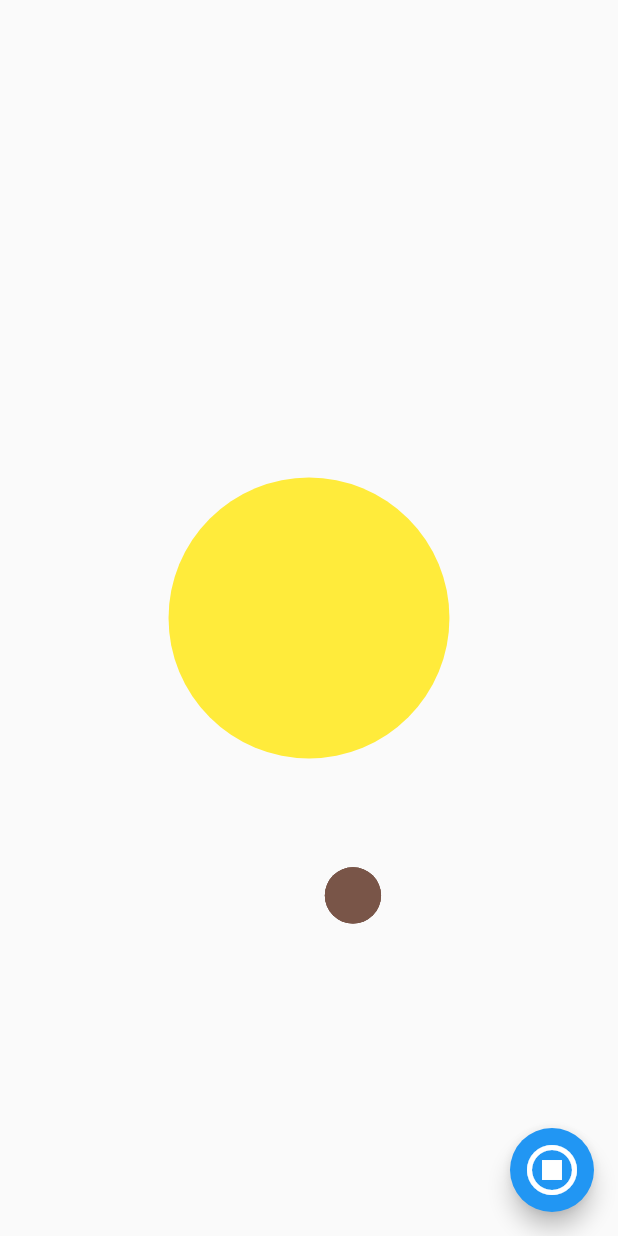
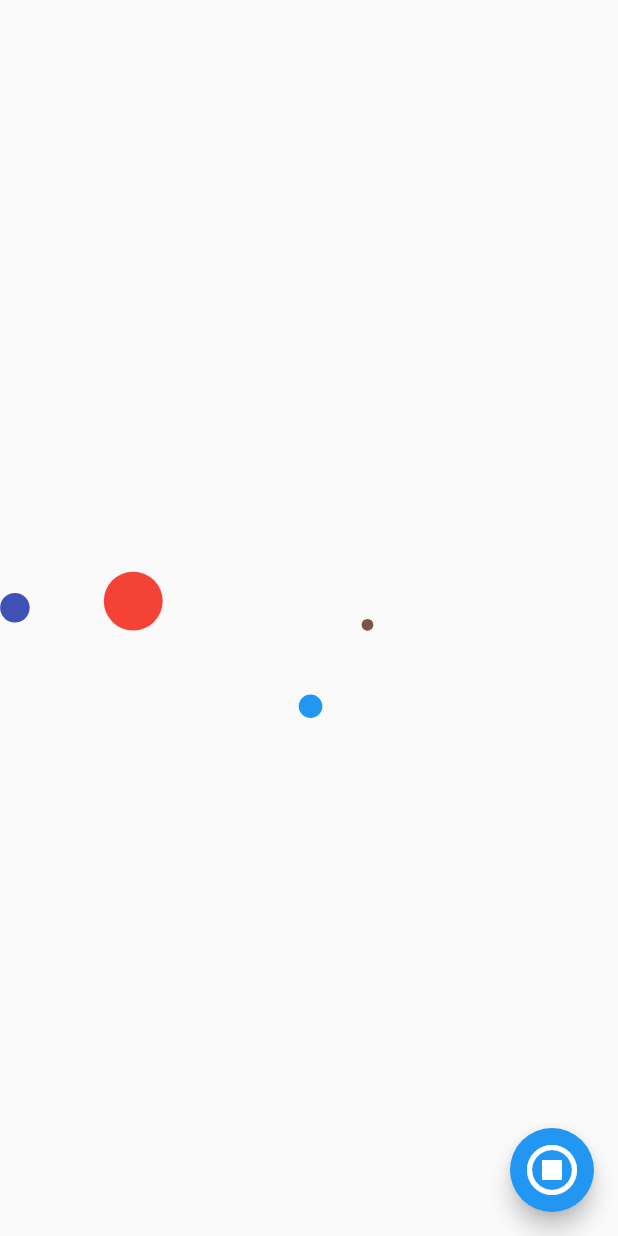
Before and after one commit to RuslanOrolbaev/solar_system, a Flutter app: the screen it shows after launch, after a tap on the "play circle filled" icon, on a phone screen of 412 x 824 dp. Run offline on Flutter 3.47's test engine with Material 2 defaults, Android fonts, the phone set to English and light mode, and no system bars.

```diff
--- a/lib/configuration.dart
+++ b/lib/configuration.dart
@@ -1,2 +1,3 @@
-const int fps = 60;
-const double frameRate = 1 / fps;
+const int fps = 20;
+const int microsecondsInSecond = 1000000;
+const int frameRenewalTimeInMicroseconds = microsecondsInSecond ~/ fps;
--- a/lib/view/home_screen.dart
+++ b/lib/view/home_screen.dart
@@ -19,9 +19,9 @@ class _HomeScreenState extends State<HomeScreen> {
   Planet mercury = Planet(
       radius: 10,
       color: Colors.brown,
-      speed: 5,
+      speed: 6,
       distanceFromCenter: 100,
-      angleInDegrees: 80.0);
+      angleInDegrees: 0);
 
   Planet jupiter = Planet(
       radius: 50,
@@ -33,7 +33,7 @@ class _HomeScreenState extends State<HomeScreen> {
   Planet earth = Planet(
       radius: 20,
       color: Colors.blue,
-      speed: 4,
+      speed: 40,
       distanceFromCenter: 150,
       angleInDegrees: 45);
 
@@ -49,9 +49,9 @@ class _HomeScreenState extends State<HomeScreen> {
   @override
   void initState() {
     planets.add(mercury);
-    // planets.add(earth);
-    // planets.add(jupiter);
-    // planets.add(uran);
+    planets.add(earth);
+    planets.add(jupiter);
+    planets.add(uran);
     super.initState();
   }
 
@@ -61,10 +61,12 @@ class _HomeScreenState extends State<HomeScreen> {
     _screenSize = MediaQuery.of(context).size;
 
     return Scaffold(
-      body: SolarBuilder(
-          planets: planets,
-          screenSize: _screenSize,
-          animationRunning: _isAnimationRunning),
+      body: SafeArea(
+        child: SolarBuilder(
+            planets: planets,
+            screenSize: _screenSize,
+            animationRunning: _isAnimationRunning),
+      ),
       floatingActionButton: FloatingActionButton(
           child: Icon(
               _isAnimationRunning
--- a/lib/view_model/paint_space_object.dart
+++ /dev/null
@@ -1,27 +0,0 @@
-import 'package:flutter/material.dart';
-import 'package:solar_system/model/space_object.dart';
-
-class PaintSpaceObject extends CustomPainter {
-  PaintSpaceObject(
-      {required this.spaceObject,
-      required this.screenCenter,
-      required this.scaleModifier});
-  final SpaceObject spaceObject;
-  final Offset screenCenter;
-  final double scaleModifier;
-  @override
-  void paint(Canvas canvas, Size size) {
-    var paint = Paint();
-    paint.color = spaceObject.color;
-    canvas.drawCircle(
-        Offset(spaceObject.coordinates.x * scaleModifier + screenCenter.dx,
-            spaceObject.coordinates.y * scaleModifier + screenCenter.dy),
-        spaceObject.radius * scaleModifier,
-        paint);
-  }
-
-  @override
-  bool shouldRepaint(covariant CustomPainter oldDelegate) {
-    return false;
-  }
-}
--- /dev/null
+++ b/lib/view_model/paint_space_objects.dart
@@ -0,0 +1,29 @@
+import 'package:flutter/material.dart';
+import 'package:solar_system/model/space_object.dart';
+
+class PaintSpaceObjects extends CustomPainter {
+  PaintSpaceObjects(
+      {required this.spaceObjects,
+      required this.screenCenter,
+      required this.scaleModifier});
+  final List<SpaceObject> spaceObjects;
+  final Offset screenCenter;
+  final double scaleModifier;
+  var paintUI = Paint();
+  @override
+  void paint(Canvas canvas, Size size) {
+    for (SpaceObject spaceObject in spaceObjects) {
+      paintUI.color = spaceObject.color;
+      canvas.drawCircle(
+          Offset(spaceObject.coordinates.x * scaleModifier + screenCenter.dx,
+              spaceObject.coordinates.y * scaleModifier + screenCenter.dy),
+          spaceObject.radius * scaleModifier,
+          paintUI);
+    }
+  }
+
+  @override
+  bool shouldRepaint(covariant CustomPainter oldDelegate) {
+    return true;
+  }
+}
--- a/lib/view_model/solar_builder.dart
+++ b/lib/view_model/solar_builder.dart
@@ -3,6 +3,7 @@ import 'package:flutter/material.dart';
 import 'package:solar_system/model/calculation_helpers/calculate_scale_modifier.dart';
 import 'package:solar_system/model/calculation_helpers/farest_planet_distance.dart';
 import 'package:solar_system/model/space_object.dart';
+import 'package:solar_system/view_model/paint_space_objects.dart';
 import 'package:solar_system/view_model/space_object_widget.dart';
 
 import '../configuration.dart';
@@ -32,7 +33,6 @@ class _SolarBuilderState extends State<SolarBuilder> {
   late double _longestDistance;
   late Timer _timer;
   late SpaceObjectWidget sun;
-  List<Widget> spaceObjectWidgets = [];
 
   @override
   void initState() {
@@ -46,8 +46,9 @@ class _SolarBuilderState extends State<SolarBuilder> {
         spaceObject: SpaceObject(color: Colors.yellow, radius: 50),
         scaleModifier: _scaleModifier,
         screenCenter: _screenCenter);
-    spaceObjectWidgets.add(sun);
-    _timer = Timer.periodic(const Duration(milliseconds: 1000), drawFrame);
+    _timer = Timer.periodic(
+        const Duration(microseconds: frameRenewalTimeInMicroseconds),
+        drawFrame);
     super.initState();
   }
 
@@ -60,23 +61,22 @@ class _SolarBuilderState extends State<SolarBuilder> {
 
   @override
   Widget build(BuildContext context) {
-    _logger.info('running build');
-    for (Planet planet in widget.planets) {
-      spaceObjectWidgets.add(SpaceObjectWidget(
-          spaceObject: planet,
-          scaleModifier: _scaleModifier,
-          screenCenter: _screenCenter));
-    }
-    return Stack(children: spaceObjectWidgets);
+    return CustomPaint(
+        willChange: true,
+        painter: PaintSpaceObjects(
+            spaceObjects: widget.planets,
+            screenCenter: _screenCenter,
+            scaleModifier: _scaleModifier));
   }
 
   drawFrame(dynamic timestamp) {
-    _logger.info('drawFrame called');
     if (!widget.animationRunning) {
       return;
+    } else {
+      for (Planet planet in widget.planets) {
+        planet.angleInDegrees += planet.speed / fps;
+      }
+      setState(() {});
     }
-    print(widget.planets[0].angleInDegrees);
-    widget.planets[0].angleInDegrees++;
-    setState(() {});
   }
 }
--- a/lib/view_model/space_object_widget.dart
+++ b/lib/view_model/space_object_widget.dart
@@ -1,6 +1,6 @@
 import 'package:flutter/material.dart';
 import 'package:solar_system/model/space_object.dart';
-import 'package:solar_system/view_model/paint_space_object.dart';
+import 'package:solar_system/view_model/paint_space_objects.dart';
 
 class SpaceObjectWidget extends StatelessWidget {
   const SpaceObjectWidget(
@@ -12,12 +12,9 @@ class SpaceObjectWidget extends StatelessWidget {
   final SpaceObject spaceObject;
   final Offset? screenCenter;
   final double? scaleModifier;
+
   @override
   Widget build(BuildContext context) {
-    return CustomPaint(
-        painter: PaintSpaceObject(
-            spaceObject: spaceObject,
-            screenCenter: screenCenter ?? const Offset(0, 0),
-            scaleModifier: scaleModifier ?? 1));
+    return Container();
   }
 }
```
